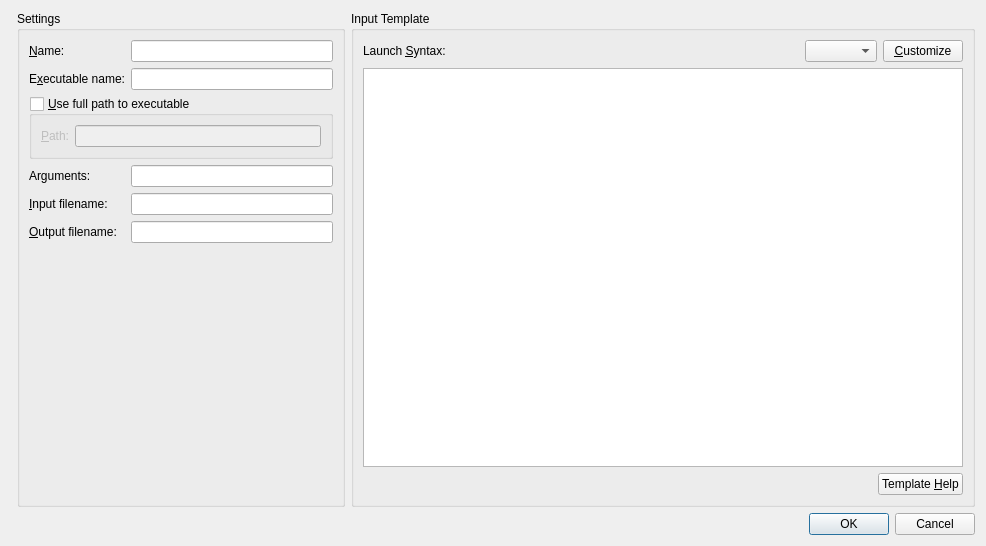
First picture: the form in molequeue/ui/programconfiguredialog.ui, repository OpenChemistry/molequeue, before the edit.
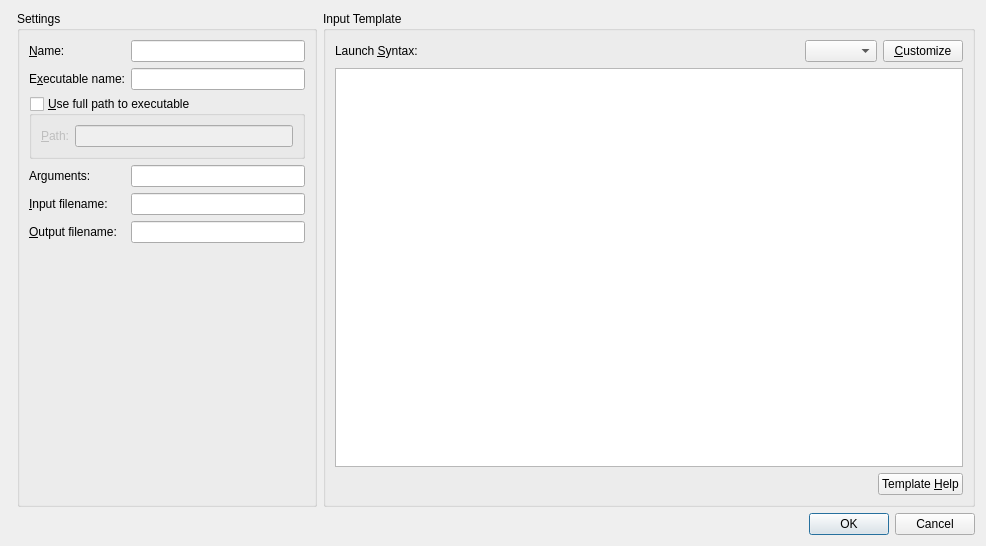
Second picture: the form after the edit.

Diff of the .ui file:
```diff
--- a/molequeue/ui/programconfiguredialog.ui
+++ b/molequeue/ui/programconfiguredialog.ui
@@ -71,7 +71,7 @@
        <widget class="QPlainTextEdit" name="text_launchTemplate">
         <property name="minimumSize">
          <size>
-          <width>600</width>
+          <width>100</width>
           <height>0</height>
          </size>
         </property>
@@ -108,6 +108,18 @@
     <layout class="QVBoxLayout" name="verticalLayout">
      <item>
       <widget class="QGroupBox" name="groupBox">
+       <property name="sizePolicy">
+        <sizepolicy hsizetype="Maximum" vsizetype="Preferred">
+         <horstretch>0</horstretch>
+         <verstretch>0</verstretch>
+        </sizepolicy>
+       </property>
+       <property name="minimumSize">
+        <size>
+         <width>300</width>
+         <height>0</height>
+        </size>
+       </property>
        <property name="title">
         <string>Settings</string>
        </property>
```
